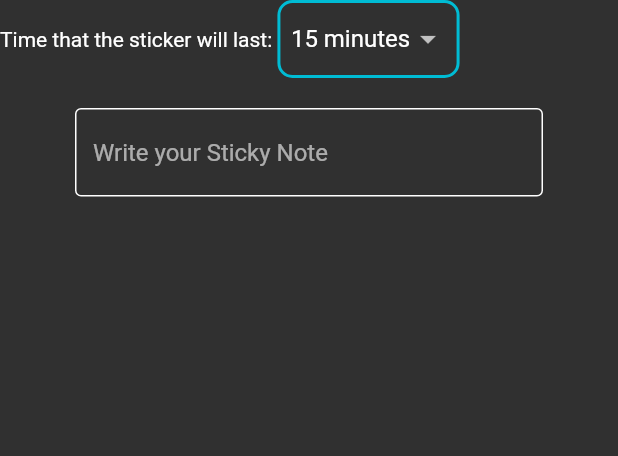
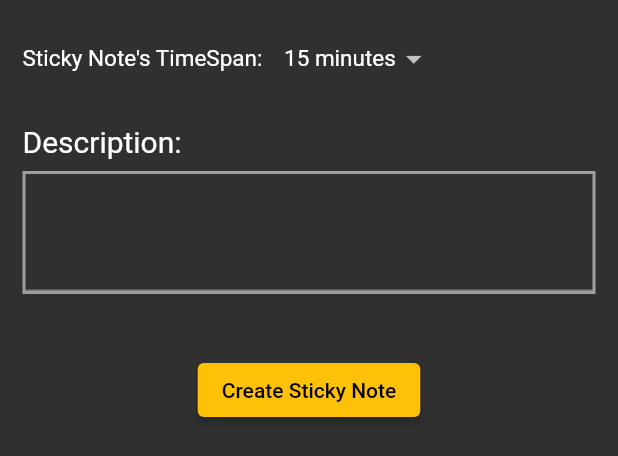
Before and after one commit to SamuTheCoder/StickTogether, a Flutter app: the NewStickyPage widget shown alone on an empty page, opened directly, on a phone screen of 412 x 824 dp. Shown: the top 456 px of the screen. Run offline on Flutter 3.47's test engine with Material 2 defaults, Android fonts, the phone set to English and light mode, and no system bars; our stand-ins replace flutter_map, latlong2.

Commit message:
New Sticky Note page done

```diff
--- a/stick_together_app/lib/new_sticky_note.dart
+++ b/stick_together_app/lib/new_sticky_note.dart
@@ -24,18 +24,23 @@ class _NewStickyPageState extends State<NewStickyPage> {
   @override
   Widget build(BuildContext context) {
     return Container(
+      padding: EdgeInsets.all(15.0),
       child: Column(
         children: [
-          Row(children: [
-            Text("Time that the sticker will last: "),
+          Align(
+            alignment: Alignment.centerLeft,
+            child: Row(children: [
+              Text(
+                "Sticky Note's TimeSpan:  ",
+                style: TextStyle(fontSize: 15),
+              ),
               Container(
                 padding: EdgeInsets.symmetric(horizontal: 7),
-              decoration: BoxDecoration(
-                  border: Border.all(color: Colors.cyan, width: 2),
-                  borderRadius: BorderRadius.circular(10)),
+                decoration: BoxDecoration(),
                 child: DropdownButtonHideUnderline(
                   child: DropdownButton<String>(
                     value: _currentTimeSpan,
+                    style: TextStyle(fontSize: 15),
                     items: timeSpans
                         .map<DropdownMenuItem<String>>(buildMenuItem)
                         .toList(),
@@ -46,12 +51,40 @@ class _NewStickyPageState extends State<NewStickyPage> {
                 ),
               ),
             ]),
+          ),
           SizedBox(height: 20),
-          DefaultTextField(
+          Align(
+            alignment: Alignment.centerLeft,
+            child: Text(
+              "Description:",
+              textAlign: TextAlign.left,
+              style: TextStyle(fontSize: 20),
+            ),
+          ),
+          SizedBox(
+            height: 8,
+          ),
+          Container(
+            decoration: BoxDecoration(
+              border: Border.all(color: Colors.grey, width: 2),
+            ),
+            child: TextField(
               controller: _descriptionController,
-            hintText: "Write your Sticky Note",
               obscureText: false,
+              maxLines: 3,
+              style: TextStyle(fontSize: 15),
             ),
+          ),
+          SizedBox(
+            height: 40,
+          ),
+          Center(
+            child: ElevatedButton(
+                style: ButtonStyle(
+                    backgroundColor: MaterialStateProperty.all(Colors.amber)),
+                onPressed: () {},
+                child: const Text("Create Sticky Note")),
+          )
         ],
       ),
     );
```
Lines whose indentation alone changed are shown as unchanged.
